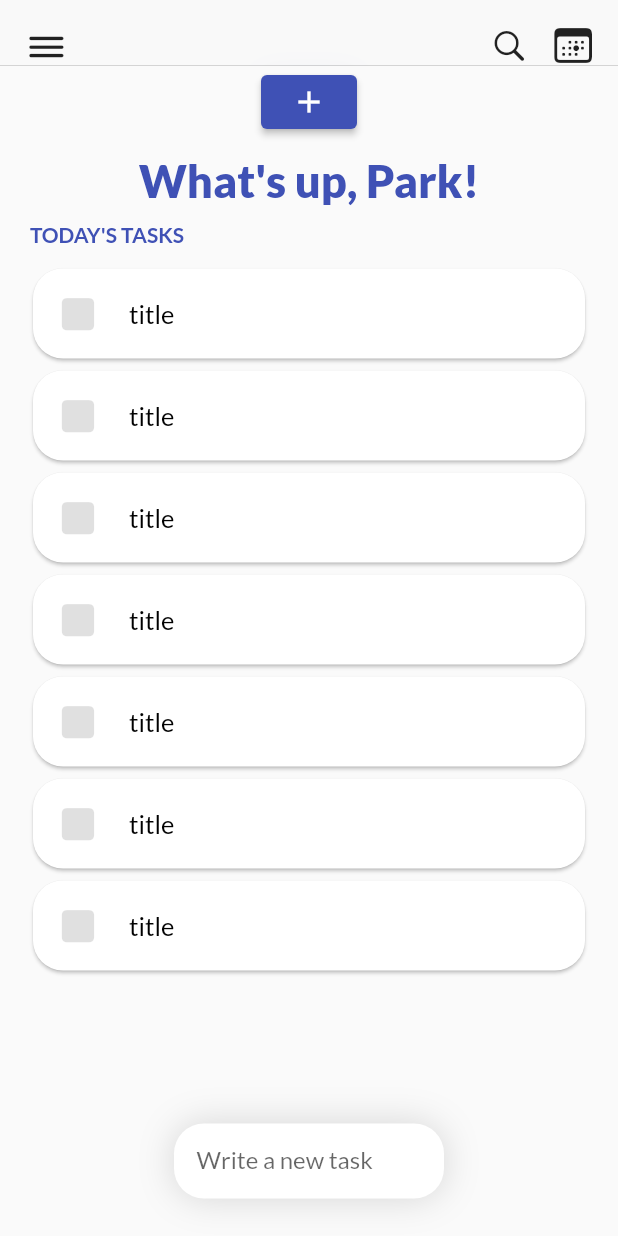
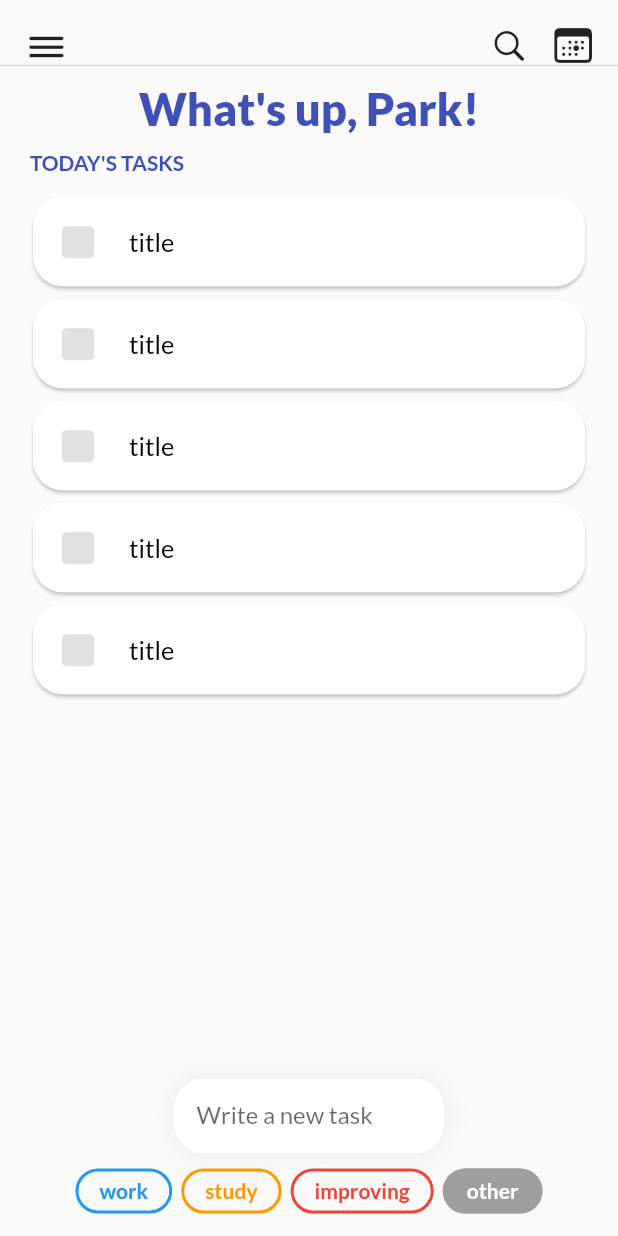
Before and after one commit to ParkSoravee/Todo_App, a Flutter app: the screen it shows after launch, on a phone screen of 412 x 824 dp. Run offline on Flutter 3.47's test engine with Material 2 defaults, Android fonts, the phone set to English and light mode, and no system bars; our stand-ins replace flutter_keyboard_visibility.

Commit message:
added tags input.

```diff
--- a/lib/main.dart
+++ b/lib/main.dart
@@ -1,5 +1,6 @@
 import 'package:flutter/material.dart';
 import 'package:provider/provider.dart';
+import 'package:todo_app/providers/tags.dart';
 import 'package:todo_app/providers/tasks.dart';
 
 import 'screens/todo_screen.dart';
@@ -11,8 +12,15 @@ void main() {
 class MyApp extends StatelessWidget {
   @override
   Widget build(BuildContext context) {
-    return ChangeNotifierProvider(
-      create: (ctx) => Tasks(),
+    return MultiProvider(
+      providers: [
+        ChangeNotifierProvider(
+          create: (ctx) => Tasks(),
+        ),
+        ChangeNotifierProvider(
+          create: (ctx) => Tags(),
+        )
+      ],
       child: MaterialApp(
         debugShowCheckedModeBanner: false,
         title: 'Todo App',
--- a/lib/new_task/new_task.dart
+++ b/lib/new_task/new_task.dart
@@ -1,5 +1,9 @@
+import 'package:flutter/gestures.dart';
 import 'package:flutter/material.dart';
-import 'package:todo_app/new_task/new_task_field.dart';
+import 'package:flutter_keyboard_visibility/flutter_keyboard_visibility.dart';
+import 'package:provider/provider.dart';
+import 'package:todo_app/new_task/tags/tag_button.dart';
+import 'package:todo_app/providers/tags.dart';
 import 'package:todo_app/providers/tasks.dart';
 
 class NewTask extends StatefulWidget {
@@ -8,23 +12,131 @@ class NewTask extends StatefulWidget {
 }
 
 class _NewTaskState extends State<NewTask> {
-  String taskTitle = '';
+  final _keyboardVisibilityController = KeyboardVisibilityController();
+  final _controller = TextEditingController();
+  final _focusNode = FocusNode();
+  var _isOnFocus = false;
 
-  void addTaskTitle(String newTask) {}
+  var _tag = 'other';
+  DateTime? _dueDate;
+
+  void _addTask() {
+    if (_controller.text.isEmpty) {
+      // _showTagSelect = false;
+      _focusNode.unfocus();
+      return;
+    }
+    Provider.of<Tasks>(context, listen: false).addTask(
+      Task(
+        DateTime.now().toString(),
+        _controller.text,
+        _tag,
+        _dueDate,
+      ),
+    );
+    // _showTagSelect = false;
+    _focusNode.unfocus();
+    _controller.clear();
+  }
+
+  void selectTag(String tag) {
+    setState(() {
+      _tag = tag;
+    });
+  }
+
+  @override
+  void initState() {
+    super.initState();
+    _focusNode.addListener(() {
+      setState(() {
+        if (_focusNode.hasFocus) {
+          _isOnFocus = true;
+        } else {
+          _isOnFocus = false;
+        }
+      });
+    });
+    _keyboardVisibilityController.onChange.listen((visible) {
+      if (!visible) {
+        _focusNode.unfocus();
+      }
+    });
+  }
 
   @override
   Widget build(BuildContext context) {
+    final screenW = MediaQuery.of(context).size.width;
+    final tags = Provider.of<Tags>(context, listen: false).tags;
     return Container(
+      // color: Colors.blue,
       width: double.infinity,
       padding: EdgeInsets.symmetric(
-        vertical: 30,
         horizontal: 20,
+        vertical: 15,
       ),
-      height: 10,
       child: Column(
-        mainAxisAlignment: MainAxisAlignment.end,
+        mainAxisSize: MainAxisSize.min,
         children: [
-          NewTaskField(),
+          AnimatedContainer(
+            duration: Duration(milliseconds: 500),
+            curve: Curves.ease,
+            width: _isOnFocus ? screenW : 180,
+            clipBehavior: Clip.none,
+            decoration: BoxDecoration(
+              borderRadius: BorderRadius.circular(20),
+              color: Colors.white,
+              boxShadow: [
+                BoxShadow(
+                  color: Colors.grey.withOpacity(0.2),
+                  spreadRadius: 0,
+                  blurRadius: 15,
+                  offset: Offset(0, 0), // changes position of shadow
+                ),
+              ],
+            ),
+            child: TextField(
+              focusNode: _focusNode,
+              controller: _controller,
+              textInputAction: TextInputAction.done,
+              decoration: InputDecoration(
+                border: InputBorder.none,
+                contentPadding:
+                    EdgeInsets.only(bottom: 15, left: 15, right: 15),
+                labelText: 'Write a new task',
+                floatingLabelBehavior: FloatingLabelBehavior.never,
+              ),
+              onEditingComplete: _addTask,
+              // onSubmitted: _addTask,
+            ),
+          ),
+          SizedBox(
+            height: 10,
+          ),
+          Container(
+            // width: double.infinity,
+            height: 30,
+            child: ListView.builder(
+              scrollDirection: Axis.horizontal,
+              shrinkWrap: true,
+              itemCount: tags.length,
+              itemBuilder: (ctx, index) => TagButton(
+                tags[index].title,
+                tags[index].color,
+                tags[index].title == _tag ? true : false,
+                selectTag,
+              ),
+            ),
+          ),
+          // Row(
+          //   mainAxisSize: MainAxisSize.min,
+          //   children: [
+          //     Tag(),
+          //     Tag(),
+          //     Tag(),
+          //     Tag(),
+          //   ],
+          // ),
         ],
       ),
     );
--- /dev/null
+++ b/lib/new_task/tags/tag_button.dart
@@ -0,0 +1,52 @@
+import 'package:flutter/material.dart';
+
+class TagButton extends StatefulWidget {
+  final String title;
+  final Color color;
+  final bool isSelected;
+  final Function makeSelected;
+
+  TagButton(this.title, this.color, this.isSelected, this.makeSelected);
+
+  @override
+  _TagButtonState createState() => _TagButtonState();
+}
+
+class _TagButtonState extends State<TagButton> {
+  // var _isSelect = false;
+
+  @override
+  Widget build(BuildContext context) {
+    return Padding(
+      padding: const EdgeInsets.symmetric(
+        horizontal: 3.0,
+      ),
+      child: OutlinedButton(
+        onPressed: () {
+          widget.makeSelected(widget.title);
+        },
+        child: Text(
+          widget.title,
+          style: TextStyle(
+            color: widget.isSelected ? Colors.white : null,
+            // height: 0.1,
+            fontWeight: FontWeight.w600,
+            fontSize: 14,
+          ),
+        ),
+        style: OutlinedButton.styleFrom(
+          minimumSize: Size(0, 30),
+          primary: widget.color,
+          side: BorderSide(
+            color: widget.color,
+            width: 2,
+          ),
+          shape: RoundedRectangleBorder(
+            borderRadius: BorderRadius.circular(20),
+          ),
+          backgroundColor: widget.isSelected ? widget.color : null,
+        ),
+      ),
+    );
+  }
+}
--- /dev/null
+++ b/lib/providers/tags.dart
@@ -0,0 +1,21 @@
+import 'package:flutter/material.dart';
+
+class Tag {
+  final String title;
+  final Color color;
+
+  Tag(this.title, this.color);
+}
+
+class Tags with ChangeNotifier {
+  List<Tag> _tags = [
+    Tag('work', Colors.blue),
+    Tag('study', Colors.orange),
+    Tag('improving', Colors.red),
+    Tag('other', Colors.grey),
+  ];
+
+  List<Tag> get tags {
+    return [..._tags];
+  }
+}
--- a/lib/providers/tasks.dart
+++ b/lib/providers/tasks.dart
@@ -3,19 +3,24 @@ import 'package:flutter/material.dart';
 class Task {
   final String id;
   final String title;
+  final String tag;
+  final DateTime? dueDate;
 
-  Task(this.id, this.title);
+  Task(
+    this.id,
+    this.title,
+    this.tag,
+    this.dueDate,
+  );
 }
 
 class Tasks with ChangeNotifier {
   List<Task> _tasks = [
-    Task('a', 'title'),
-    Task('b', 'title'),
-    Task('c', 'title'),
-    Task('d', 'title'),
-    Task('e', 'title'),
-    Task('f', 'title'),
-    Task('g', 'title'),
+    Task('a', 'title', 'study', null),
+    Task('a', 'title', 'study', DateTime.now()),
+    Task('a', 'title', 'study', DateTime.now()),
+    Task('a', 'title', 'study', DateTime.now()),
+    Task('a', 'title', 'study', DateTime.now()),
   ];
 
   List<Task> get tasks {
--- a/lib/screens/todo_screen.dart
+++ b/lib/screens/todo_screen.dart
@@ -35,21 +35,19 @@ class TodoScreen extends StatelessWidget {
     final screenW = MediaQuery.of(context).size.height;
 
     return Scaffold(
-      resizeToAvoidBottomInset: false,
+      // resizeToAvoidBottomInset: false,
       backgroundColor: Colors.grey.shade50,
       appBar: appBar,
       body: LayoutBuilder(
-        builder: (context, constraints) => Stack(
+        builder: (context, constraints) => Column(
           children: [
-            Column(
-              children: [
-                ElevatedButton(
-                  onPressed: () {
-                    print(screenW);
-                    print(constraints.maxHeight);
-                  },
-                  child: Icon(Icons.add),
-                ),
+            // ElevatedButton(
+            //   onPressed: () {
+            //     print(screenW);
+            //     print(constraints.maxHeight);
+            //   },
+            //   child: Icon(Icons.add),
+            // ),
             Container(
               padding: EdgeInsets.symmetric(vertical: 10, horizontal: 20),
               child: Text(
@@ -70,20 +68,7 @@ class TodoScreen extends StatelessWidget {
             // SizedBox(
             //   height: 100,
             // ),
-                Container(
-                  height: 100,
-                )
-              ],
-            ),
-            AnimatedPositioned(
-              duration: Duration(milliseconds: 200),
-              curve: Curves.ease,
-              child: NewTask(),
-              width: constraints.maxWidth,
-              height: 130,
-              top: constraints.maxHeight - 125,
-              // top: screenW - constraints.maxHeight,
-            ),
+            NewTask(),
           ],
         ),
       ),
```
Also changed, not shown: lib/widgets/add_new_task.dart (+146 -146 lines). Lines whose indentation alone changed are shown as unchanged.
